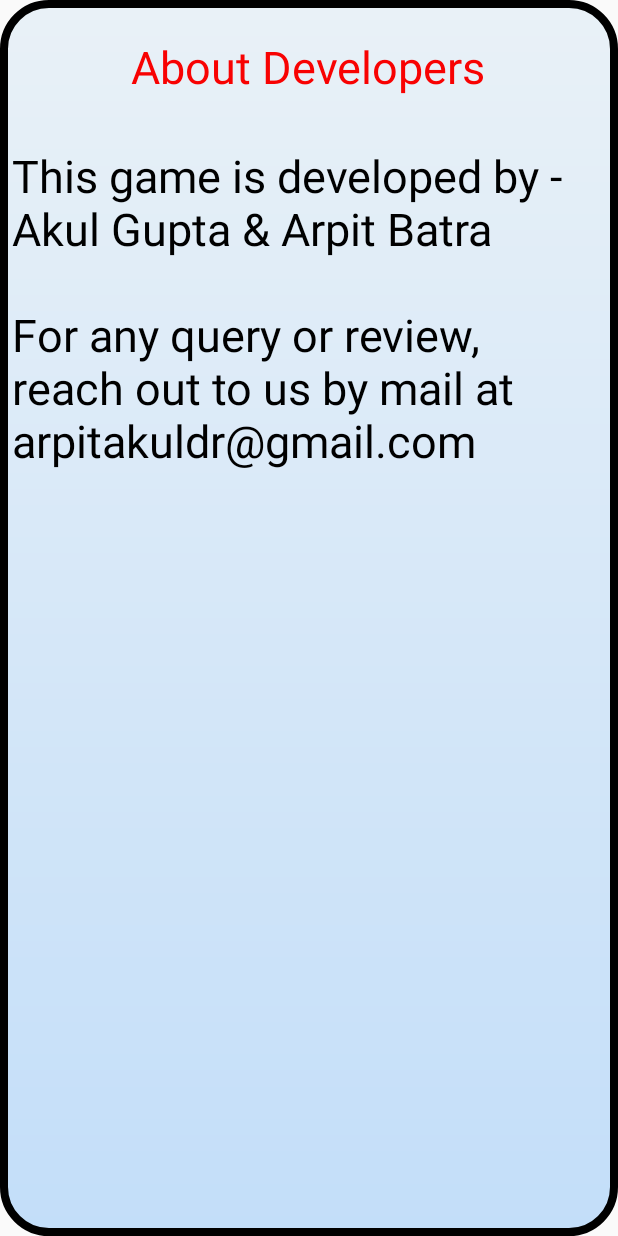
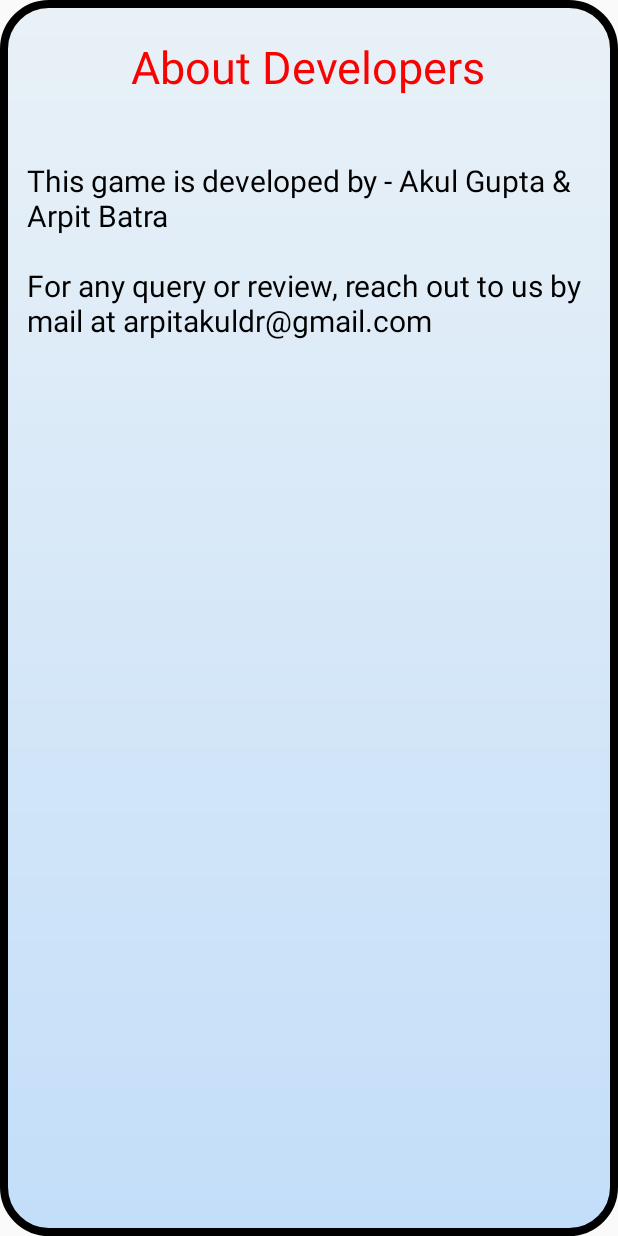
Before and after one commit to akuldr67/DotJoin, an Android app: the aboutUs screen opened directly, with no data from a screen before it, on a phone screen of 412 x 824 dp. Run offline under Robolectric (Android 15) with nearby library versions, the phone set to English and light mode, and no system bars.

Commit message:
minor change

```diff
--- a/app/src/main/res/layout/activity_about_game.xml
+++ b/app/src/main/res/layout/activity_about_game.xml
@@ -38,6 +38,7 @@
         android:layout_marginStart="8dp"
         android:layout_marginTop="32dp"
         android:layout_marginEnd="8dp"
+        android:padding="10dp"
         android:text="TextView"
         android:textColor="#000000"
         android:textSize="20dp"
--- a/app/src/main/res/layout/activity_about_us.xml
+++ b/app/src/main/res/layout/activity_about_us.xml
@@ -38,9 +38,10 @@
         android:layout_marginStart="8dp"
         android:layout_marginTop="32dp"
         android:layout_marginEnd="8dp"
+        android:padding="10dp"
         android:text="TextView"
         android:textColor="#000000"
-        android:textSize="30dp"
+        android:textSize="20dp"
         app:layout_constraintEnd_toEndOf="parent"
         app:layout_constraintStart_toStartOf="parent"
         app:layout_constraintTop_toBottomOf="@+id/LinearLayout1"
```
